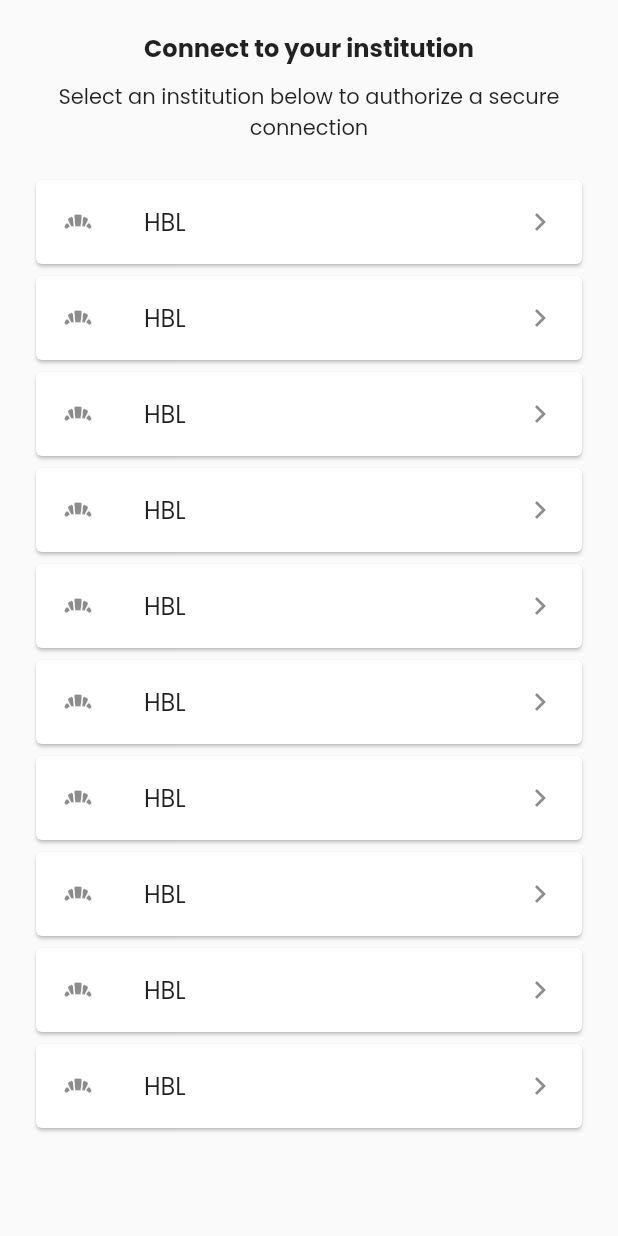
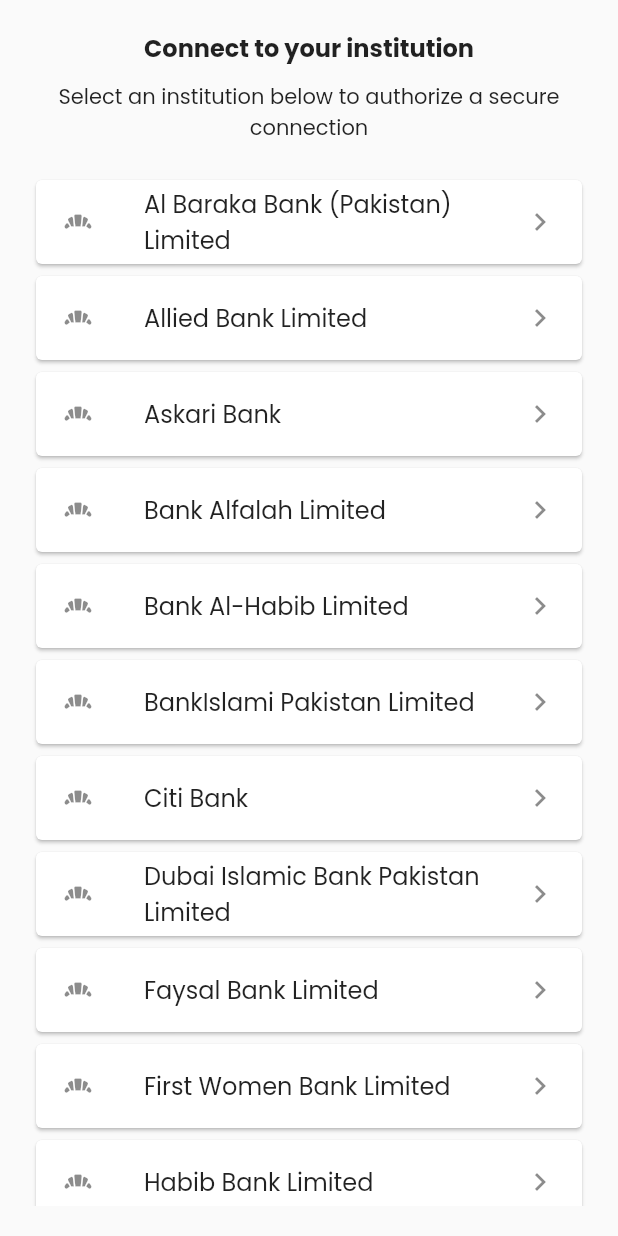
Before and after one commit to kraazie/bank_pay, a Flutter app: the screen it shows after launch, on a phone screen of 412 x 824 dp. Run offline on Flutter 3.47's test engine with Material 2 defaults, Android fonts, the light colour scheme and no system bars; our stand-ins replace google_fonts, pinput.

Commit message:
banks name added

```diff
--- a/lib/screens/connect.dart
+++ b/lib/screens/connect.dart
@@ -1,5 +1,11 @@
 import 'package:flutter/material.dart';
 import 'package:bank_pay/routes.dart';
+
+class Bank {
+  String? bankName;
+  String? image;
+  Bank(this.bankName, this.image);
+}
 
 class ConnectBank extends StatefulWidget {
   ConnectBank({Key? key}) : super(key: key);
@@ -9,6 +15,45 @@
 }
 
 class _ConnectBankState extends State<ConnectBank> {
+  List<Bank> _listBanks = [];
+  @override
+  void initState() {
+    super.initState();
+
+    _listBanks.addAll(
+      [
+        Bank('Al Baraka Bank (Pakistan) Limited', ''),
+        Bank('Allied Bank Limited', ''),
+        Bank('Askari Bank', ''),
+        Bank('Bank Alfalah Limited', ''),
+        Bank('Bank Al-Habib Limited', ''),
+        Bank('BankIslami Pakistan Limited', ''),
+        Bank('Citi Bank', ''),
+        Bank('Dubai Islamic Bank Pakistan Limited', ''),
+        Bank('Faysal Bank Limited', ''),
+        Bank('First Women Bank Limited', ''),
+        Bank('Habib Bank Limited', ''),
+        Bank('Standard Chartered Bank (Pakistan) Limited', ''),
+        Bank('Habib Metropolitan Bank Limited', ''),
+        Bank('Industrial and Commercial Bank of China', ''),
+        Bank('Industrial Development Bank of Pakistan', ''),
+        Bank('JS Bank Limited', ''),
+        Bank('MCB Bank Limited', ''),
+        Bank('MCB Islamic Bank Limited', ''),
+        Bank('Meezan Bank Limited', ''),
+        Bank('National Bank of Pakistan', ''),
+        Bank('Bank of Khyber', ''),
+        Bank('Sindh Bank', ''),
+        Bank('Bank of Punjab', ''),
+        Bank('Samba Bank Limited', ''),
+        Bank('Silkbank Limited', ''),
+        Bank('Soneri Bank', ''),
+        Bank('Summit Bank', ''),
+        Bank('United Bank Limited', ''),
+      ],
+    );
+  }
+
   @override
   Widget build(BuildContext context) {
     return Scaffold(
@@ -34,13 +79,14 @@
             ),
             const SizedBox(height: 20),
             ListView.builder(
+              physics: const BouncingScrollPhysics(),
               shrinkWrap: true,
-              itemCount: 10,
+              itemCount: _listBanks.length,
               itemBuilder: (BuildContext context, int index) {
                 return Card(
                   child: ListTile(
                     leading: const Icon(Icons.bakery_dining),
-                    title: const Text('HBL'),
+                    title: Text(_listBanks[index].bankName ?? ''),
                     trailing: const Icon(Icons.chevron_right),
                     onTap: () {
                       Navigator.of(context).pushNamed(Routes.accountAuth);
--- a/pubspec.yaml
+++ b/pubspec.yaml
@@ -1,5 +1,5 @@
 name: bank_pay
-description: A new Flutter project.
+description: Bank Pay
 
 # The following line prevents the package from being accidentally published to
 # pub.dev using `flutter pub publish`. This is preferred for private packages.
```
